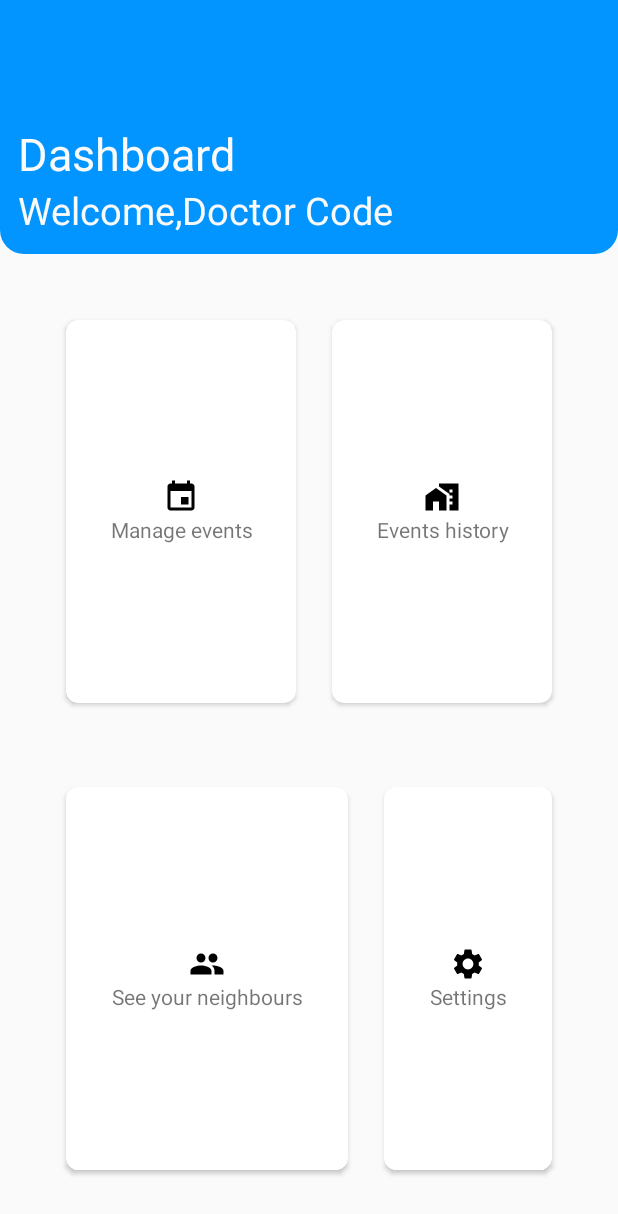
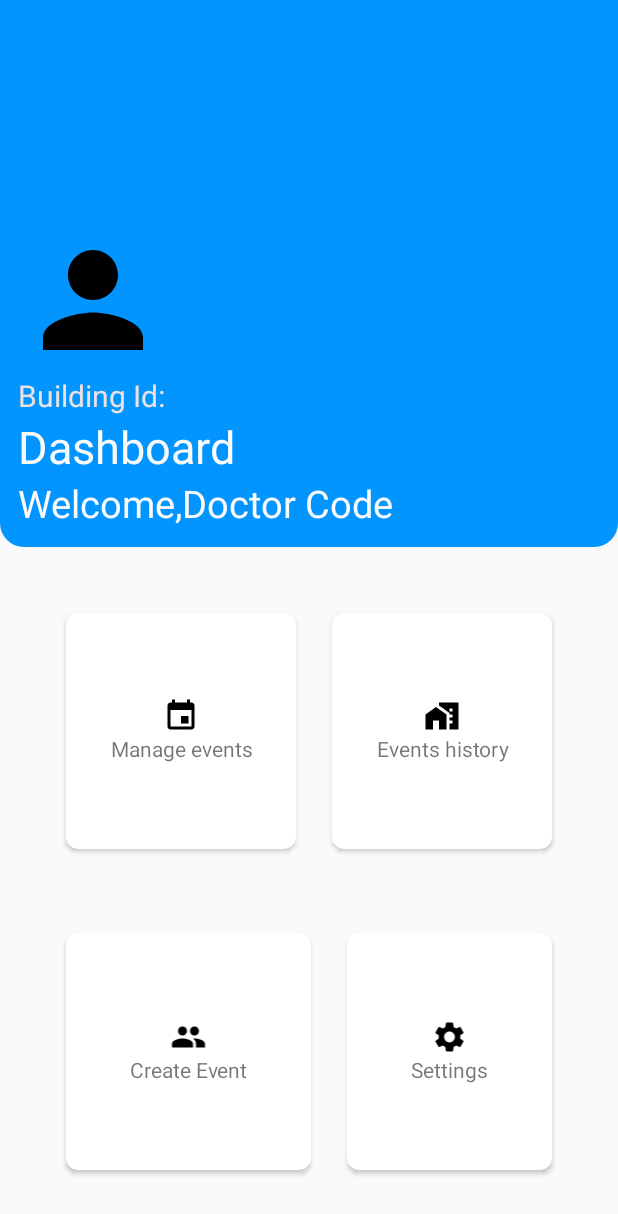
Before and after one commit to Build-Maintenance-Android-App/BuildingMaintenance-AndroidApp, an Android app: the Dashboard screen opened directly, with no data from a screen before it, on a phone screen of 412 x 824 dp. Shown: the top 1214 px of the screen. Run offline under Robolectric (Android 15) with nearby library versions, the phone set to English and light mode, and no system bars; 4 statements that could not run were skipped.

Commit message:
event create design done

```diff
--- a/app/src/main/java/com/android/buildingmaintenanceapp/Activities/Dashboard.java
+++ b/app/src/main/java/com/android/buildingmaintenanceapp/Activities/Dashboard.java
@@ -4,14 +4,17 @@ import androidx.appcompat.app.AppCompatActivity;
 
 import android.content.Intent;
 import android.os.Bundle;
+import android.util.Log;
 import android.view.View;
 
 import com.android.buildingmaintenanceapp.R;
 import com.android.buildingmaintenanceapp.databinding.ActivityDashboardBinding;
 import com.android.buildingmaintenanceapp.databinding.ActivityLoginBinding;
+import com.android.buildingmaintenanceapp.models.User;
 
 public class Dashboard extends AppCompatActivity {
     ActivityDashboardBinding binding;
+    User user=null;
     @Override
     protected void onCreate(Bundle savedInstanceState) {
         super.onCreate(savedInstanceState);
@@ -19,7 +22,32 @@ public class Dashboard extends AppCompatActivity {
         binding = ActivityDashboardBinding.inflate(getLayoutInflater());
         View view = binding.getRoot();
         setContentView(view);
-        Intent receivedIntent = getIntent();
+        binding.managerIcon.setVisibility(View.INVISIBLE);
+        binding.residentIcon.setVisibility(View.INVISIBLE);
+
+
+        Intent intent = getIntent();
+        Bundle b = intent.getExtras();
+         user  = (User) b.getParcelable("usr");
+         if(user.getManager())
+             binding.managerIcon.setVisibility(View.VISIBLE);
+         else
+             binding.residentIcon.setVisibility(View.VISIBLE);
+
+        binding.buildingIdTv.setText("Building Id: "+user.getBuildingId());
+        Log.d("usr:",user+"");
+       binding.welcome.setText("Welcome Dear "+user.getName());
+
+       binding.createEventIconView.setOnClickListener(new View.OnClickListener() {
+           @Override
+           public void onClick(View v) {
+               Intent intent = new Intent(Dashboard.this,EventCreateActivity.class);
+               startActivity(intent);
+
+           }
+       });
+
+
 
     }
 }
--- a/app/src/main/java/com/android/buildingmaintenanceapp/URL.java
+++ b/app/src/main/java/com/android/buildingmaintenanceapp/URL.java
@@ -1,5 +1,5 @@
 package com.android.buildingmaintenanceapp;
 
 public interface URL {
-    public static final String BASE_URL = "https://mobile-backend-ak18.vercel.app";
+    public static final String BASE_URL = "https://mobile-backend-2tdf.vercel.app";
 }
--- /dev/null
+++ b/app/src/main/res/drawable/ic_baseline_add_to_photos_24.xml
@@ -0,0 +1,5 @@
+<vector android:height="24dp" android:tint="#F1ECEC"
+    android:viewportHeight="24" android:viewportWidth="24"
+    android:width="24dp" xmlns:android="http://schemas.android.com/apk/res/android">
+    <path android:fillColor="@android:color/white" android:pathData="M4,6L2,6v14c0,1.1 0.9,2 2,2h14v-2L4,20L4,6zM20,2L8,2c-1.1,0 -2,0.9 -2,2v12c0,1.1 0.9,2 2,2h12c1.1,0 2,-0.9 2,-2L22,4c0,-1.1 -0.9,-2 -2,-2zM19,11h-4v4h-2v-4L9,11L9,9h4L13,5h2v4h4v2z"/>
+</vector>
--- /dev/null
+++ b/app/src/main/res/drawable/ic_baseline_admin_panel_settings_24.xml
@@ -0,0 +1,6 @@
+<vector android:height="48dp" android:tint="#000000"
+    android:viewportHeight="24" android:viewportWidth="24"
+    android:width="48dp" xmlns:android="http://schemas.android.com/apk/res/android">
+    <path android:fillColor="@android:color/white" android:pathData="M17,11c0.34,0 0.67,0.04 1,0.09V6.27L10.5,3L3,6.27v4.91c0,4.54 3.2,8.79 7.5,9.82c0.55,-0.13 1.08,-0.32 1.6,-0.55C11.41,19.47 11,18.28 11,17C11,13.69 13.69,11 17,11z"/>
+    <path android:fillColor="@android:color/white" android:pathData="M17,13c-2.21,0 -4,1.79 -4,4c0,2.21 1.79,4 4,4s4,-1.79 4,-4C21,14.79 19.21,13 17,13zM17,14.38c0.62,0 1.12,0.51 1.12,1.12s-0.51,1.12 -1.12,1.12s-1.12,-0.51 -1.12,-1.12S16.38,14.38 17,14.38zM17,19.75c-0.93,0 -1.74,-0.46 -2.24,-1.17c0.05,-0.72 1.51,-1.08 2.24,-1.08s2.19,0.36 2.24,1.08C18.74,19.29 17.93,19.75 17,19.75z"/>
+</vector>
--- /dev/null
+++ b/app/src/main/res/drawable/ic_baseline_person_24.xml
@@ -0,0 +1,5 @@
+<vector android:height="48dp" android:tint="#000000"
+    android:viewportHeight="24" android:viewportWidth="24"
+    android:width="48dp" xmlns:android="http://schemas.android.com/apk/res/android">
+    <path android:fillColor="@android:color/white" android:pathData="M12,12c2.21,0 4,-1.79 4,-4s-1.79,-4 -4,-4 -4,1.79 -4,4 1.79,4 4,4zM12,14c-2.67,0 -8,1.34 -8,4v2h16v-2c0,-2.66 -5.33,-4 -8,-4z"/>
+</vector>
--- /dev/null
+++ b/app/src/main/res/drawable/ic_baseline_verified_24.xml
@@ -0,0 +1,5 @@
+<vector android:height="36dp" android:tint="#000000"
+    android:viewportHeight="24" android:viewportWidth="24"
+    android:width="36dp" xmlns:android="http://schemas.android.com/apk/res/android">
+    <path android:fillColor="@android:color/white" android:pathData="M23,12l-2.44,-2.79l0.34,-3.69l-3.61,-0.82L15.4,1.5L12,2.96L8.6,1.5L6.71,4.69L3.1,5.5L3.44,9.2L1,12l2.44,2.79l-0.34,3.7l3.61,0.82L8.6,22.5l3.4,-1.47l3.4,1.46l1.89,-3.19l3.61,-0.82l-0.34,-3.69L23,12zM10.09,16.72l-3.8,-3.81l1.48,-1.48l2.32,2.33l5.85,-5.87l1.48,1.48L10.09,16.72z"/>
+</vector>
--- a/app/src/main/res/layout/activity_dashboard.xml
+++ b/app/src/main/res/layout/activity_dashboard.xml
@@ -18,6 +18,30 @@
         android:background="@drawable/header_bg"
         android:padding="12dp"
         >
+        <ImageView
+            android:id="@+id/managerIcon"
+            android:layout_width="100dp"
+            android:layout_height="100dp"
+            android:src="@drawable/ic_baseline_admin_panel_settings_24"
+            android:tooltipText="Manager User"
+            />
+
+        <ImageView
+            android:id="@+id/residentIcon"
+            android:layout_width="100dp"
+            android:layout_height="100dp"
+            android:src="@drawable/ic_baseline_person_24"
+            android:tooltipText="Resident User"
+            />
+
+        <TextView
+            android:id="@+id/buildingIdTv"
+            android:layout_width="match_parent"
+            android:layout_height="wrap_content"
+            android:text="Building Id:"
+            android:textIsSelectable="true"
+            android:textColor="#EDE2E2"
+            android:textSize="20sp" />
         <TextView
             android:layout_width="match_parent"
             android:layout_height="wrap_content"
@@ -26,6 +50,7 @@
             android:textSize="30sp"
             />
         <TextView
+            android:id="@+id/welcome"
             android:layout_width="match_parent"
             android:layout_height="wrap_content"
             android:text="Welcome,Doctor Code"
@@ -137,16 +162,17 @@
                     android:orientation="vertical"
                     android:gravity="center"
                     >
+
                     <ImageView
+                        android:id="@+id/createEventIconView"
                         android:layout_width="match_parent"
                         android:layout_height="wrap_content"
-                        android:src="@drawable/ic_baseline_people_24"
-                        />
+                        android:src="@drawable/ic_baseline_people_24" />
 
                     <TextView
                         android:layout_width="match_parent"
                         android:layout_height="wrap_content"
-                        android:text="@string/Neighbours_header"
+                        android:text="Create Event"
                         android:textAlignment="center" />
                 </LinearLayout>
 
```
Also changed, not shown: app/src/main/AndroidManifest.xml (+7 -0 lines), app/src/main/java/com/android/buildingmaintenanceapp/Activities/BuildingRegisterActivity.java (+41 -60 lines), app/src/main/java/com/android/buildingmaintenanceapp/Activities/EventCreateActivity.java (added, +24 -0 lines), app/src/main/java/com/android/buildingmaintenanceapp/Activities/LoginActivity.java (+7 -2 lines), app/src/main/java/com/android/buildingmaintenanceapp/models/Building.java (added, +32 -0 lines), app/src/main/java/com/android/buildingmaintenanceapp/models/User.java (+39 -1 lines), app/src/main/res/layout/activity_event_create.xml (added, +121 -0 lines), app/src/main/res/drawable/images.png (added), app/src/main/res/drawable/shiny.jpg (added).
